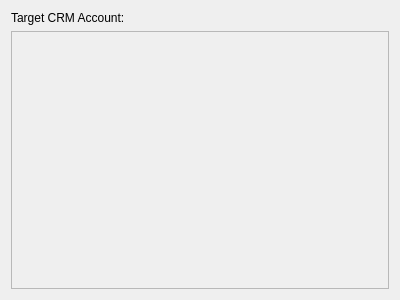
Before: the Qt Designer form xtuple/trunk/guiclient/crmaccountMergeResultPage.ui in WooodHead/xtuple, drawn with Qt 5.
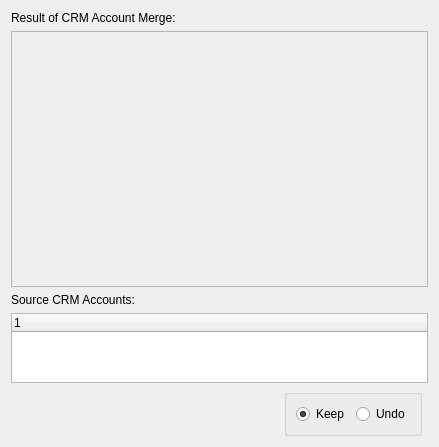
After: the same form once the commit is applied. Custom widgets are drawn as their Qt base class.

Commit message: issue #15320 - second pass at crm account merge, including generic merge undo and purging of crm account merge data

The edit to the form file:
```diff
--- a/xtuple/trunk/guiclient/crmaccountMergeResultPage.ui
+++ b/xtuple/trunk/guiclient/crmaccountMergeResultPage.ui
@@ -6,8 +6,8 @@
    <rect>
     <x>0</x>
     <y>0</y>
-    <width>400</width>
-    <height>300</height>
+    <width>439</width>
+    <height>447</height>
    </rect>
   </property>
   <property name="windowTitle">
@@ -16,16 +16,25 @@
   <property name="title">
    <string>Result of Merge</string>
   </property>
+  <property name="subTitle">
+   <string>To keep this merge result, make sure Keep is selected below and click the Continue or Next Page button. To undo the merge, make sure the Undo button is selected and click Next Page or Continue.</string>
+  </property>
   <layout class="QGridLayout" name="gridLayout">
-   <item row="0" column="0">
+   <item row="0" column="0" colspan="3">
     <widget class="XLabel" name="_targetResultLit">
      <property name="text">
-      <string>Target CRM Account:</string>
+      <string>Result of CRM Account Merge:</string>
      </property>
     </widget>
    </item>
-   <item row="1" column="0">
+   <item row="2" column="0" colspan="3">
     <widget class="QScrollArea" name="_resultScrollArea">
+     <property name="sizePolicy">
+      <sizepolicy hsizetype="Expanding" vsizetype="Expanding">
+       <horstretch>0</horstretch>
+       <verstretch>4</verstretch>
+      </sizepolicy>
+     </property>
      <property name="widgetResizable">
       <bool>true</bool>
      </property>
@@ -34,28 +43,70 @@
        <rect>
         <x>0</x>
         <y>0</y>
-        <width>372</width>
-        <height>247</height>
+        <width>411</width>
+        <height>218</height>
        </rect>
       </property>
-      <layout class="QVBoxLayout" name="verticalLayout">
-       <item>
-        <spacer name="verticalSpacer">
-         <property name="orientation">
-          <enum>Qt::Vertical</enum>
-         </property>
-         <property name="sizeHint" stdset="0">
-          <size>
-           <width>20</width>
-           <height>220</height>
-          </size>
-         </property>
-        </spacer>
-       </item>
-      </layout>
+      <layout class="QVBoxLayout" name="verticalLayout"/>
      </widget>
     </widget>
    </item>
+   <item row="4" column="0" colspan="3">
+    <widget class="XTreeWidget" name="_source">
+     <property name="sizePolicy">
+      <sizepolicy hsizetype="Expanding" vsizetype="Expanding">
+       <horstretch>0</horstretch>
+       <verstretch>1</verstretch>
+      </sizepolicy>
+     </property>
+    </widget>
+   </item>
+   <item row="3" column="0" colspan="3">
+    <widget class="QLabel" name="_sourceLit">
+     <property name="text">
+      <string>Source CRM Accounts:</string>
+     </property>
+    </widget>
+   </item>
+   <item row="5" column="0">
+    <spacer name="horizontalSpacer">
+     <property name="orientation">
+      <enum>Qt::Horizontal</enum>
+     </property>
+     <property name="sizeHint" stdset="0">
+      <size>
+       <width>40</width>
+       <height>20</height>
+      </size>
+     </property>
+    </spacer>
+   </item>
+   <item row="5" column="1">
+    <widget class="QGroupBox" name="_nextStepGroup">
+     <property name="title">
+      <string/>
+     </property>
+     <layout class="QGridLayout" name="gridLayout_2">
+      <item row="0" column="0">
+       <widget class="QRadioButton" name="_keep">
+        <property name="text">
+         <string>Keep</string>
+        </property>
+        <property name="checked">
+         <bool>true</bool>
+        </property>
+       </widget>
+      </item>
+      <item row="0" column="1">
+       <widget class="QRadioButton" name="_undo">
+        <property name="text">
+         <string>Undo</string>
+        </property>
+       </widget>
+      </item>
+     </layout>
+    </widget>
+   </item>
   </layout>
  </widget>
  <customwidgets>
@@ -64,6 +115,12 @@
    <extends>QLabel</extends>
    <header>xlabel.h</header>
   </customwidget>
+  <customwidget>
+   <class>XTreeWidget</class>
+   <extends>QTreeWidget</extends>
+   <header>xtreewidget.h</header>
+   <container>1</container>
+  </customwidget>
  </customwidgets>
  <resources/>
  <connections/>
```
The commit also changes 19 other files.
